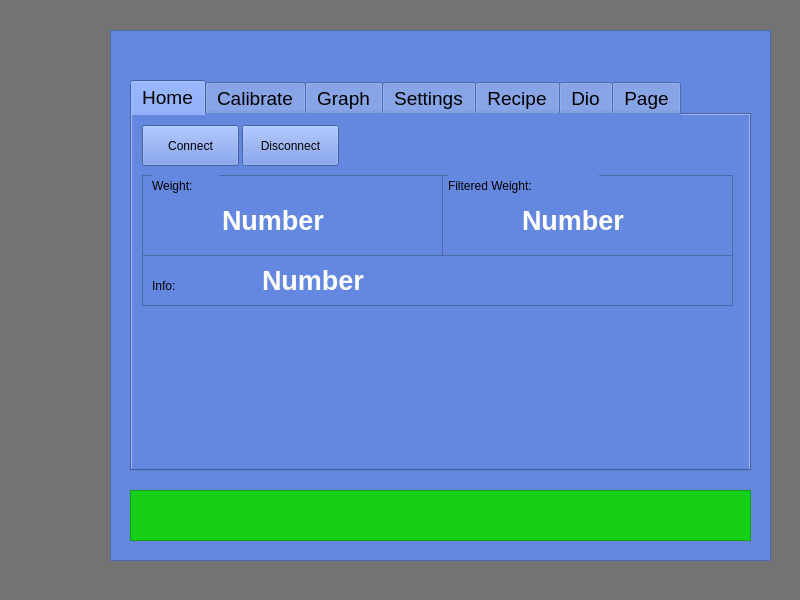
sigurgeirg/sandbox, file flowscale/forms/mainwindow.ui: the form before one commit.
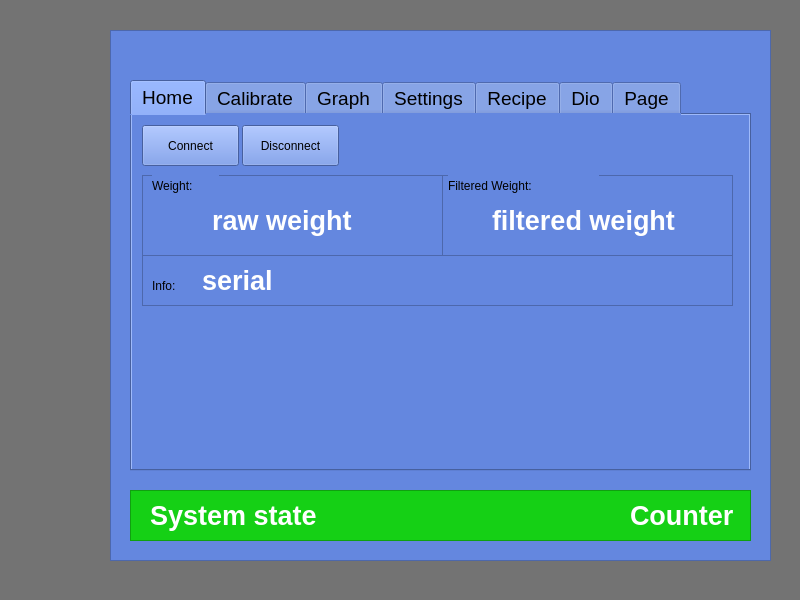
The form after the commit. The open tabs and pages were chosen to show the change. Custom widgets are drawn as their Qt base class.

Commit message: Focused on purchase list construction today and collect prices. Worked on main display, created states for the display to be able to show them when appropriate. Will carry on with that tomorrow.

```diff
--- a/flowscale/forms/mainwindow.ui
+++ b/flowscale/forms/mainwindow.ui
@@ -615,7 +615,7 @@
        <widget class="QLabel" name="lblReceivedWeight">
         <property name="geometry">
          <rect>
-          <x>80</x>
+          <x>70</x>
           <y>30</y>
           <width>141</width>
           <height>31</height>
@@ -632,7 +632,7 @@
          <string notr="true">color: rgb(255, 255, 255);</string>
         </property>
         <property name="text">
-         <string>Number</string>
+         <string>raw weight</string>
         </property>
        </widget>
        <widget class="QLabel" name="lblWeight">
@@ -670,7 +670,7 @@
        <widget class="QLabel" name="lblReceivedWeight_3">
         <property name="geometry">
          <rect>
-          <x>120</x>
+          <x>60</x>
           <y>10</y>
           <width>141</width>
           <height>31</height>
@@ -687,7 +687,7 @@
          <string notr="true">color: rgb(255, 255, 255);</string>
         </property>
         <property name="text">
-         <string>Number</string>
+         <string>serial</string>
         </property>
        </widget>
        <widget class="QLabel" name="lblWeight_3">
@@ -695,7 +695,7 @@
          <rect>
           <x>10</x>
           <y>20</y>
-          <width>67</width>
+          <width>31</width>
           <height>21</height>
          </rect>
         </property>
@@ -725,9 +725,9 @@
        <widget class="QLabel" name="lblReceivedWeight_2">
         <property name="geometry">
          <rect>
-          <x>80</x>
+          <x>50</x>
           <y>30</y>
-          <width>141</width>
+          <width>201</width>
           <height>31</height>
          </rect>
         </property>
@@ -742,7 +742,7 @@
          <string notr="true">color: rgb(255, 255, 255);</string>
         </property>
         <property name="text">
-         <string>Number</string>
+         <string>filtered weight</string>
         </property>
        </widget>
        <widget class="QLabel" name="lblWeight_2">
@@ -2235,6 +2235,52 @@
      <property name="frameShadow">
       <enum>QFrame::Raised</enum>
      </property>
+     <widget class="QLabel" name="lblSystemState">
+      <property name="geometry">
+       <rect>
+        <x>20</x>
+        <y>10</y>
+        <width>581</width>
+        <height>31</height>
+       </rect>
+      </property>
+      <property name="font">
+       <font>
+        <pointsize>20</pointsize>
+        <weight>75</weight>
+        <bold>true</bold>
+       </font>
+      </property>
+      <property name="styleSheet">
+       <string notr="true">color: rgb(255, 255, 255);</string>
+      </property>
+      <property name="text">
+       <string>System state</string>
+      </property>
+     </widget>
+     <widget class="QLabel" name="lblCountDown">
+      <property name="geometry">
+       <rect>
+        <x>500</x>
+        <y>10</y>
+        <width>111</width>
+        <height>31</height>
+       </rect>
+      </property>
+      <property name="font">
+       <font>
+        <pointsize>20</pointsize>
+        <weight>75</weight>
+        <bold>true</bold>
+       </font>
+      </property>
+      <property name="styleSheet">
+       <string notr="true">color: rgb(255, 255, 255);</string>
+      </property>
+      <property name="text">
+       <string>Counter</string>
+      </property>
+     </widget>
     </widget>
    </widget>
   </widget>
```
Left out of the diff: 5 changed lines with no effect on the pictures. The commit also changes 10 other files.
